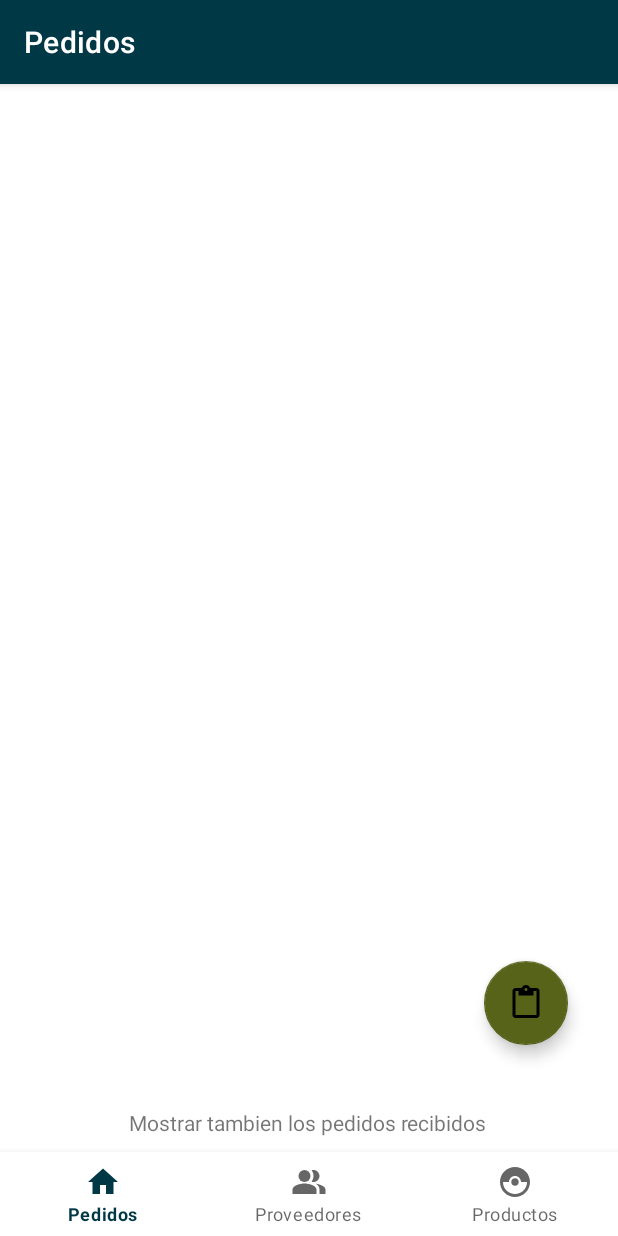
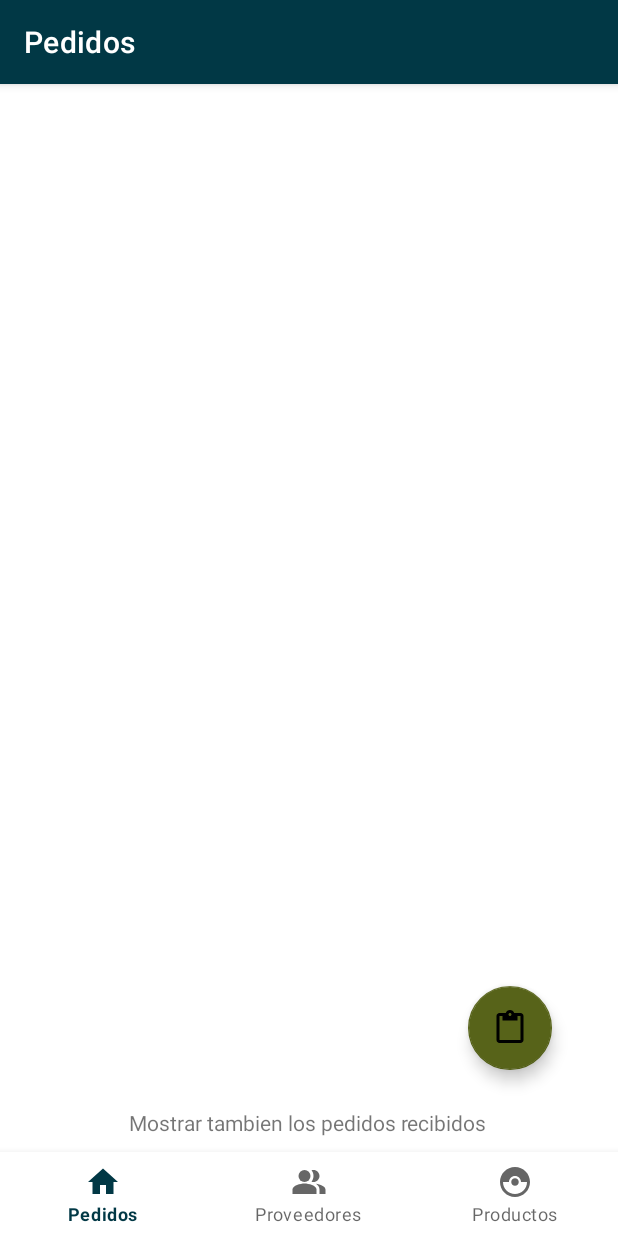
Before and after one commit to salvaHernandez/GESTORADE-PROYECTO-FINAL, an Android app: the screen it shows after launch (UsuarioActivity), on a phone screen of 412 x 824 dp. Run offline under Robolectric (Android 15) with nearby library versions, the phone set to English and light mode, and no system bars; our stand-ins replace Firebase (no records; nobody signed in at launch, a user with empty details on screens opened directly), navigation-ui; 2 statements that could not run were skipped.

Commit message:
cmt 28/11 db.get funcionando db.add hacerle pruebas

```diff
--- a/app/src/main/java/com/example/gestoradetfg/Activity/MainActivity.kt
+++ b/app/src/main/java/com/example/gestoradetfg/Activity/MainActivity.kt
@@ -7,6 +7,9 @@ import android.util.Log
 import android.view.View
 import androidx.appcompat.app.AlertDialog
 import com.example.gestoradetfg.Model.ProviderType
+import com.example.gestoradetfg.Utils.Auxiliar.getPedidos
+import com.example.gestoradetfg.Utils.Auxiliar.listaPedidos
+import com.example.gestoradetfg.Utils.Auxiliar.listaProductoPedido
 import com.google.android.gms.auth.api.signin.GoogleSignIn
 import com.google.android.gms.auth.api.signin.GoogleSignInOptions
 import com.google.android.gms.common.api.ApiException
@@ -33,9 +36,11 @@ class MainActivity : AppCompatActivity() {
         setContentView(R.layout.activity_main)
         supportActionBar?.hide()
 
+        listaProductoPedido = arrayListOf()
+        listaPedidos = arrayListOf()
+        getPedidos("id Usuario")
         irLogin("", ProviderType.GOOGLE, true, true)
 
-        Log.e("Salva", "On create")
         //Con esto lanzamos eventos personalizados a GoogleAnalytics que podemos ver en nuestra consola de FireBase.
         val analy: FirebaseAnalytics= FirebaseAnalytics.getInstance(this)
         val bundle = Bundle()
@@ -46,7 +51,6 @@ class MainActivity : AppCompatActivity() {
 
 
     fun LoginGoogle (view: View) {
-        Log.e("Salva", "principio LoginGoogle")
 
         val googleConf = GoogleSignInOptions.Builder(GoogleSignInOptions.DEFAULT_SIGN_IN)
             .requestIdToken(getString(R.string.request_id_token)) //Esto se encuentra en el archivo google-services.json: client->oauth_client -> client_id
@@ -57,21 +61,17 @@ class MainActivity : AppCompatActivity() {
         googleClient.signOut() //Con esto salimos de la posible cuenta  de Google que se encuentre logueada.
         val signInIntent = googleClient.signInIntent
         startActivityForResult(signInIntent, RC_SIGN_IN)
-        Log.e("Salva", "final LoginGoogle")
 
     }
 
 
     override fun onActivityResult(requestCode: Int, resultCode: Int, data: Intent?) {
         super.onActivityResult(requestCode, resultCode, data)
-        Log.e("Salva", "principio onActivityResult")
 
         // Si la respuesta de esta activity se corresponde con la inicializada es que viene de la autenticación de Google.
         if (requestCode == RC_SIGN_IN) {
-            Log.e("Salva", "Entra requestCode")
 
             val task = GoogleSignIn.getSignedInAccountFromIntent(data)
-            Log.e("Salva", "post Task")
             try {
                 val account=task.getResult(ApiException::class.java)!!
                 Log.e("Salva", "La cuenta que recoge es:" +account.id)
--- a/app/src/main/java/com/example/gestoradetfg/Adapter/RecyclerHomePedido.kt
+++ b/app/src/main/java/com/example/gestoradetfg/Adapter/RecyclerHomePedido.kt
@@ -9,11 +9,11 @@ import androidx.recyclerview.widget.RecyclerView
 import com.example.gestoradetfg.Model.Pedido
 import com.example.gestoradetfg.R
 
-class RecyclerHomePedido (var context: AppCompatActivity, var pedido:ArrayList<Pedido>) : RecyclerView.Adapter<RecyclerHomePedido.ViewHolder>(){
+class RecyclerHomePedido (var context: AppCompatActivity, var listaPedidos:ArrayList<Pedido>) : RecyclerView.Adapter<RecyclerHomePedido.ViewHolder>(){
 
 
     override fun getItemCount(): Int {
-        return this.pedido?.size!!
+        return this.listaPedidos?.size!!
 
     }
 
@@ -24,7 +24,7 @@ class RecyclerHomePedido (var context: AppCompatActivity, var pedido:ArrayList<P
     }
 
     override fun onBindViewHolder(holder: ViewHolder, position: Int) {
-        val item = pedido[position]
+        val item = listaPedidos[position]
         holder.bind(item, context)
     }
 
@@ -32,9 +32,8 @@ class RecyclerHomePedido (var context: AppCompatActivity, var pedido:ArrayList<P
 
     class ViewHolder(view: View): RecyclerView.ViewHolder(view) {
 
-        val idPedido = view.findViewById<TextView>(R.id.txtIdPedidoCard)
-        val direccion = view.findViewById<TextView>(R.id.txtDireccionCard)
-        val proveedor = view.findViewById<TextView>(R.id.txtProveedorPedidoCard)
+        val idPedido = view.findViewById<TextView>(R.id.t_ped_id_card)
+        val direccion = view.findViewById<TextView>(R.id.t_ped_direccion_card)
 
 
 
@@ -42,7 +41,6 @@ class RecyclerHomePedido (var context: AppCompatActivity, var pedido:ArrayList<P
 
             idPedido.text = p.id
             direccion.text = p.direccionDeEnvio
-            proveedor.text = p.proveedor.nombre
             itemView.isEnabled = p.recibido
 
             // Si clicka hacer...
--- a/app/src/main/java/com/example/gestoradetfg/Adapter/RecyclerProveedor.kt
+++ b/app/src/main/java/com/example/gestoradetfg/Adapter/RecyclerProveedor.kt
@@ -1,16 +1,13 @@
 package com.example.gestoradetfg.Adapter
 
-import android.util.Log
 import android.view.LayoutInflater
 import android.view.View
 import android.view.ViewGroup
-import android.widget.Switch
 import android.widget.TextView
 import androidx.appcompat.app.AppCompatActivity
 import androidx.recyclerview.widget.RecyclerView
 import com.example.gestoradetfg.Model.Proveedor
 import com.example.gestoradetfg.R
-import com.example.gestoradetfg.databinding.FragmentProveedorBinding
 import com.example.gestoradetfg.databinding.ProveedorCardBinding
 
 private lateinit var bindingProv: ProveedorCardBinding
@@ -40,7 +37,7 @@ class RecyclerProveedor (var context: AppCompatActivity, var listaProveedores:Ar
 
     class ViewHolder(view: View): RecyclerView.ViewHolder(view) {
 
-        val nombre = view.findViewById<TextView>(R.id.txtProveedorPedidoCard)
+        val nombre = view.findViewById<TextView>(R.id.t_ped_proveedor_card)
 
 
 
@@ -48,7 +45,6 @@ class RecyclerProveedor (var context: AppCompatActivity, var listaProveedores:Ar
 
         fun bind(p: Proveedor, context: AppCompatActivity, adaptador: RecyclerProveedor) {
 
-            Log.e("Salva", "llega al recy   "+p.nombre)
 
             nombre.text = p.nombre
 
--- a/app/src/main/java/com/example/gestoradetfg/Constantes.kt
+++ b/app/src/main/java/com/example/gestoradetfg/Constantes.kt
@@ -5,8 +5,9 @@ val COLECCION_USUARIO = "Usuario"
 val COLECCION_PEDIDO = "pedido"
 val COLECCION_PROVEEDOR = "Proveedor"
 val COLECCION_PRODUCTO = "Producto"
+val COLECCION_PEDIDO_PRODUCTO = "productosPedido"
 
-// Proveedor
+// Proveedor Atributos
 val PROV_DIRECCION = "direccion"
 val PROV_EMAIL = "email"
 val PROV_NOMBRE = "nombre"
@@ -16,9 +17,18 @@ val PROV_TIEMPO_ENVIO = "tiempo envio"
 val PROV_VALORACION = "valoracion"
 
 
-
-// Producto
+// Producto Atributos
 val PROD_NOMBRE = "nombre"
 val PROD_CALIDAD = "calidad"
 val PROD_PRECIO = "precio"
 val PROD_TIPO_VENTA = "tipoVenta"
+val PROD_PED_CANTIDAD = "cantidad"
+
+
+// Pedido Atributos
+val PED_DIRECCION = "direccionEnvio"
+val PED_PRECIO = "precioFinal"
+val PED_PROVEEDOR = "proveedor"
+val PED_RECIBIDO = "recibido"
+val PED_TIEMPO_ENVIO = "tiempoEnvio"
+val PED_USUARIO = "usuario"
--- a/app/src/main/java/com/example/gestoradetfg/Fragments/ProveedorFragment.kt
+++ b/app/src/main/java/com/example/gestoradetfg/Fragments/ProveedorFragment.kt
@@ -67,10 +67,8 @@ class ProveedorFragment : Fragment() {
     override fun onViewCreated(view: View, savedInstanceState: Bundle?) {
         super.onViewCreated(view, savedInstanceState)
 
-        Log.e("Salva", "Llega al fragmentProveedor")
 
         getProveedores()
-        Log.e("Salva", "Despues de getProv")
         recyclerProveedor.setHasFixedSize(true)
         recyclerProveedor.layoutManager = LinearLayoutManager(view.context)
         miAdapterProveedor = RecyclerProveedor (UsuarioActivity.conLoginAdmin, listaProveedores)
--- a/app/src/main/java/com/example/gestoradetfg/Model/Producto.kt
+++ b/app/src/main/java/com/example/gestoradetfg/Model/Producto.kt
@@ -9,4 +9,5 @@ data class Producto(var id: String,
                     var precio : Double,
                     var calidad : Long,
                     // True = Unidad : False = Peso
-                    var tipoVenta : Boolean): Serializable
+                    var tipoVenta : Boolean,
+                    var cantidad : Double): Serializable
--- a/app/src/main/java/com/example/gestoradetfg/UsuarioActivity.kt
+++ b/app/src/main/java/com/example/gestoradetfg/UsuarioActivity.kt
@@ -2,19 +2,14 @@ package com.example.gestoradetfg
 
 import android.os.Bundle
 import android.util.Log
-import androidx.appcompat.app.ActionBarDrawerToggle
 import com.google.android.material.bottomnavigation.BottomNavigationView
 import androidx.appcompat.app.AppCompatActivity
 import androidx.navigation.findNavController
 import androidx.navigation.ui.AppBarConfiguration
 import androidx.navigation.ui.setupActionBarWithNavController
 import androidx.navigation.ui.setupWithNavController
-import com.example.gestoradetfg.Model.Pedido
-import com.example.gestoradetfg.Model.Producto
-import com.example.gestoradetfg.Model.Proveedor
-import com.example.gestoradetfg.Utils.Auxiliar
-import com.example.gestoradetfg.Utils.Auxiliar.getPedidos
 import com.example.gestoradetfg.Utils.Auxiliar.listaPedidos
+import com.example.gestoradetfg.Utils.Auxiliar.listaProductoPedido
 import com.example.gestoradetfg.Utils.Auxiliar.listaProductoProveedor
 import com.example.gestoradetfg.Utils.Auxiliar.listaProductos
 import com.example.gestoradetfg.Utils.Auxiliar.listaProveedores
@@ -30,19 +25,18 @@ class UsuarioActivity : AppCompatActivity() {
     override fun onCreate(savedInstanceState: Bundle?) {
         super.onCreate(savedInstanceState)
 
-        Log.e("Salva", "Usuario activityyyyyyyyyyyyyyyy   ")
 
         conLoginAdmin = this
         listaPedidos = arrayListOf()
         listaProveedores = arrayListOf()
         listaProductos = arrayListOf()
         listaProductoProveedor = arrayListOf()
+        listaProductoPedido = arrayListOf()
 
         // Codigo generado por los fragments
         binding=ActivityUsuarioBinding.inflate(layoutInflater)
         setContentView(binding.root)
 
-        Log.e("Salva", "Pasa el binding   ")
 
 
 
--- a/app/src/main/res/layout/fragment_home.xml
+++ b/app/src/main/res/layout/fragment_home.xml
@@ -39,9 +39,9 @@
         app:backgroundTint="@color/floatBtn"
         app:layout_constraintBottom_toBottomOf="parent"
         app:layout_constraintEnd_toEndOf="parent"
-        app:layout_constraintHorizontal_bias="0.926"
-        app:layout_constraintStart_toStartOf="@+id/recyclerHome"
+        app:layout_constraintHorizontal_bias="0.895"
+        app:layout_constraintStart_toStartOf="parent"
         app:layout_constraintTop_toTopOf="parent"
-        app:layout_constraintVertical_bias="0.878" />
+        app:layout_constraintVertical_bias="0.905" />
 
 </androidx.constraintlayout.widget.ConstraintLayout>
--- a/app/src/main/res/layout/pedido_card.xml
+++ b/app/src/main/res/layout/pedido_card.xml
@@ -14,7 +14,7 @@
         tools:layout_editor_absoluteY="0dp">
 
         <TextView
-            android:id="@+id/txtIdPedidoCard"
+            android:id="@+id/t_ped_id_card"
             android:layout_width="90dp"
             android:layout_height="40dp"
             android:textAlignment="gravity"
@@ -27,7 +27,7 @@
             app:layout_constraintVertical_bias="0.207" />
 
         <TextView
-            android:id="@+id/txtDireccionCard"
+            android:id="@+id/t_ped_direccion_card"
             android:layout_width="300dp"
             android:layout_height="39dp"
             android:textAlignment="gravity"
@@ -40,7 +40,7 @@
             app:layout_constraintVertical_bias="0.802" />
 
         <TextView
-            android:id="@+id/txtProveedorPedidoCard"
+            android:id="@+id/t_ped_proveedor_card"
             android:layout_width="210dp"
             android:layout_height="40dp"
             android:textAlignment="gravity"
--- a/app/src/main/res/values/strings.xml
+++ b/app/src/main/res/values/strings.xml
@@ -18,11 +18,17 @@
     <string name="menuProveedores">Proveedores</string>
     <string name="menuProductos">Productos</string>
     <string name="topTittle">Gestion de pedidos</string>
-    <string name="open_drawer">Abrir</string>
-    <string name="close_drawer">Cerrar</string>
+    <string name="msgPedidoSucc">Pedido realizado Correctamente</string>
+    <string name="msgPedidoNoSucc">Problema al realizar el pedido</string>
+    <string name="msgProveedorSucc">Proveedor creado correctamente</string>
+    <string name="msgProveedorNoSucc">Problema al crear el proveedor</string>
+    <string name="msgProductoSucc">Producto creado correctamente</string>
+    <string name="msgProductoNoSucc">Problema al crear el producto</string>
 
 
 
+    <string name="open_drawer">Abrir</string>
+    <string name="close_drawer">Cerrar</string>
     <string name="title_activity_usuario">UsuarioActivity</string>
     <string name="title_home">Home</string>
     <string name="title_dashboard">Dashboard</string>
```
Also changed, not shown: app/src/main/java/com/example/gestoradetfg/Model/Pedido.kt (+4 -4 lines), app/src/main/java/com/example/gestoradetfg/Utils/Auxiliar.kt (+217 -48 lines), 1 other file.
